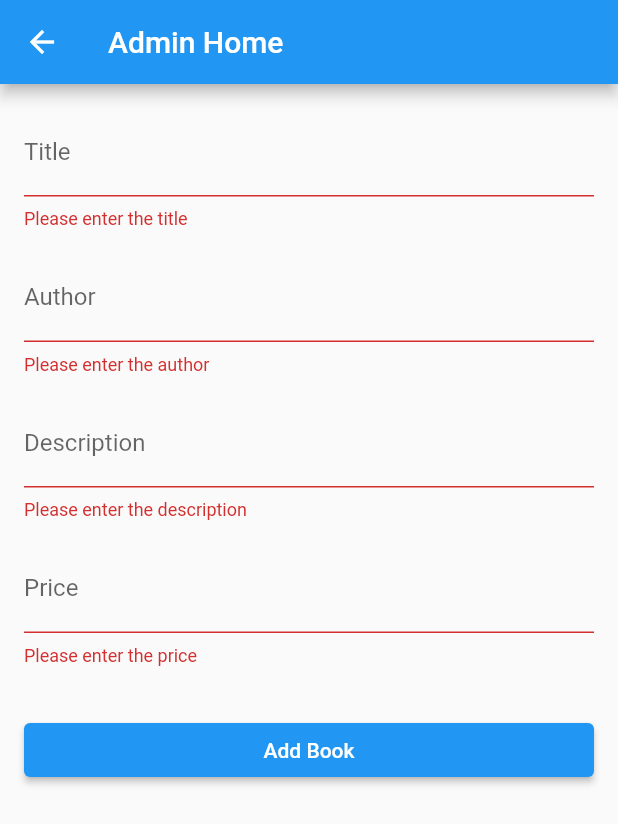
After one commit to Kylepepits/IPTTT, a Flutter app: the AdminHomeScreen screen opened by its route, after a tap on "Add Book", on a phone screen of 412 x 824 dp. The commit adds this screen. Shown: the top 824 px of the screen. Run offline on Flutter 3.47's test engine with Material 2 defaults, Android fonts, the phone set to English and light mode, and no system bars; accounts and stored records are empty.

Commit message:
Second commit

```diff
--- /dev/null
+++ b/book_rental/lib/admin_page.dart
@@ -0,0 +1,162 @@
+import 'package:flutter/material.dart';
+import 'package:http/http.dart' as http;
+
+class AdminHomeScreen extends StatefulWidget {
+  static const routeName = '/adminHome';
+
+  @override
+  _AdminHomeScreenState createState() => _AdminHomeScreenState();
+}
+
+class _AdminHomeScreenState extends State<AdminHomeScreen> {
+  final _formKey = GlobalKey<FormState>();
+  final _titleController = TextEditingController();
+  final _authorController = TextEditingController();
+  final _descriptionController = TextEditingController();
+  final _priceController = TextEditingController();
+
+  @override
+  void dispose() {
+    _titleController.dispose();
+    _authorController.dispose();
+    _descriptionController.dispose();
+    _priceController.dispose();
+    super.dispose();
+  }
+
+  Future<void> _addBook() async {
+    final title = _titleController.text.trim();
+    final author = _authorController.text.trim();
+    final description = _descriptionController.text.trim();
+    final price = _priceController.text.trim();
+
+    try {
+      final doublePrice = double.parse(price);
+
+      final response = await http.post(
+        Uri.parse('http://127.0.0.1:8000/api/books/create/'),
+        body: {
+          'title': title,
+          'author': author,
+          'description': description,
+          'price': doublePrice.toStringAsFixed(2),
+          'available': 'true', // Set the availability to true
+        },
+      );
+
+      if (response.statusCode == 201) {
+        ScaffoldMessenger.of(context).showSnackBar(
+          SnackBar(
+            content: Text('Book added successfully.'),
+          ),
+        );
+        _clearForm();
+      } else {
+        ScaffoldMessenger.of(context).showSnackBar(
+          SnackBar(
+            content: Text('Failed to add book. Please try again.'),
+          ),
+        );
+      }
+    } catch (error) {
+      ScaffoldMessenger.of(context).showSnackBar(
+        SnackBar(
+          content: Text('An error occurred. Please try again.'),
+        ),
+      );
+    }
+  }
+
+  void _clearForm() {
+    _formKey.currentState!.reset();
+  }
+
+  @override
+  Widget build(BuildContext context) {
+    return Scaffold(
+      appBar: AppBar(
+        title: Text('Admin Home'),
+      ),
+      body: Padding(
+        padding: const EdgeInsets.all(16),
+        child: Form(
+          key: _formKey,
+          child: Column(
+            crossAxisAlignment: CrossAxisAlignment.stretch,
+            children: [
+              TextFormField(
+                controller: _titleController,
+                decoration: InputDecoration(
+                  labelText: 'Title',
+                ),
+                validator: (value) {
+                  if (value!.isEmpty) {
+                    return 'Please enter the title';
+                  }
+                  return null;
+                },
+              ),
+              SizedBox(height: 16),
+              TextFormField(
+                controller: _authorController,
+                decoration: InputDecoration(
+                  labelText: 'Author',
+                ),
+                validator: (value) {
+                  if (value!.isEmpty) {
+                    return 'Please enter the author';
+                  }
+                  return null;
+                },
+              ),
+              SizedBox(height: 16),
+              TextFormField(
+                controller: _descriptionController,
+                decoration: InputDecoration(
+                  labelText: 'Description',
+                ),
+                validator: (value) {
+                  if (value!.isEmpty) {
+                    return 'Please enter the description';
+                  }
+                  return null;
+                },
+              ),
+              SizedBox(height: 16),
+              TextFormField(
+                controller: _priceController,
+                keyboardType: TextInputType.number,
+                decoration: InputDecoration(
+                  labelText: 'Price',
+                ),
+                validator: (value) {
+                  if (value!.isEmpty) {
+                    return 'Please enter the price';
+                  }
+                  try {
+                    final doublePrice = double.parse(value);
+                    if (doublePrice <= 0) {
+                      return 'Please enter a valid price';
+                    }
+                  } catch (error) {
+                    return 'Please enter a valid price';
+                  }
+                  return null;
+                },
+              ),
+              SizedBox(height: 32),
+              ElevatedButton(
+                onPressed: () {
+                  if (_formKey.currentState!.validate()) {
+                    _addBook();
+                  }
+                },
+                child: Text('Add Book'),
+              ),
+            ],
+          ),
+        ),
+      ),
+    );
+  }
+}
--- a/book_rental/lib/login_page.dart
+++ b/book_rental/lib/login_page.dart
@@ -30,11 +30,17 @@ class _LoginScreenState extends State<LoginScreen> {
         await Provider.of<AuthProvider>(context, listen: false)
             .login(username, password);
 
-        Navigator.pushNamed(context, '/Home');
+        if (username == 'admin') {
+          Navigator.pushNamed(context, '/Admin');
+        } else {
+          Navigator.pushNamed(context, '/Home');
+        }
       } catch (error) {
-        ScaffoldMessenger.of(context).showSnackBar(SnackBar(
-          content: Text('Failed to login. Please try again.'),
-        ));
+        ScaffoldMessenger.of(context).showSnackBar(
+          SnackBar(
+            content: Text('Failed to login. Please try again.'),
+          ),
+        );
       }
     }
   }
--- a/book_rental/lib/main.dart
+++ b/book_rental/lib/main.dart
@@ -5,6 +5,7 @@ import 'package:book_rental/rents_page.dart';
 import 'package:flutter/material.dart';
 import 'package:provider/provider.dart';
 
+import 'admin_page.dart';
 import 'screens/signup_page.dart';
 
 void main() {
@@ -28,8 +29,9 @@ class MyApp extends StatelessWidget {
         '/login': (context) => LoginScreen(),
         '/Home': (context) => HomeScreen(),
         '/Rents': (context) => UserRentedBooksScreen(
-              userId: 1,
+              userId: 24,
             ),
+        '/Admin': (context) => AdminHomeScreen(),
       },
     );
   }
--- a/book_rental/lib/rents_page.dart
+++ b/book_rental/lib/rents_page.dart
@@ -44,7 +44,7 @@ class _UserRentedBooksScreenState extends State<UserRentedBooksScreen> {
     }
   }
 
-  Future<void> _returnBook(int bookId) async {
+  Future<int> _returnBook(int bookId) async {
     final authProvider = Provider.of<AuthProvider>(context, listen: false);
     final accessToken = authProvider.accessToken;
     final url = 'http://127.0.0.1:8000/api/books/$bookId/return/';
@@ -66,12 +66,15 @@ class _UserRentedBooksScreenState extends State<UserRentedBooksScreen> {
         // Remove the book from the list
         books.removeWhere((book) => book['id'] == bookId);
       });
+      return bookId; // Return the book ID
     } else {
       ScaffoldMessenger.of(context).showSnackBar(
         SnackBar(
           content: Text('Failed to return book'),
         ),
       );
+      throw Exception(
+          'Failed to return book'); // Throw an exception in case of failure
     }
   }
 
@@ -105,11 +108,8 @@ class _UserRentedBooksScreenState extends State<UserRentedBooksScreen> {
                       ),
                       trailing: ElevatedButton(
                         onPressed: () async {
-                          await _returnBook(book['id']);
-                          setState(() {
-                            books.removeAt(
-                                index); // Remove the book from the list
-                          });
+                          final returnedBookId = await _returnBook(book['id']);
+                          Navigator.pop(context, returnedBookId);
                         },
                         child: Text('Return'),
                       ),
```
Also changed, not shown: book_rental/lib/bookList.dart (+21 -23 lines), 5 other files.
